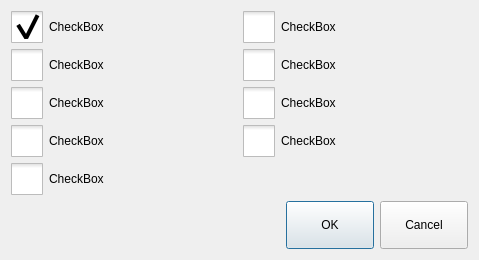
Qt form icprogrampage/icpointpproperty.ui (GaussCheng/2-5AxisPunch) before a commit.
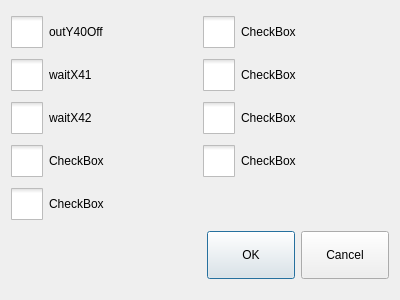
The same form after that commit. Icons and pictures are not drawn.

The edit to the form file:
```diff
--- a/icprogrampage/icpointpproperty.ui
+++ b/icprogrampage/icpointpproperty.ui
@@ -1,13 +1,13 @@
 <?xml version="1.0" encoding="UTF-8"?>
 <ui version="4.0">
  <class>ICPointpProperty</class>
- <widget class="QWidget" name="ICPointpProperty">
+ <widget class="QDialog" name="ICPointpProperty">
   <property name="geometry">
    <rect>
     <x>0</x>
     <y>0</y>
-    <width>479</width>
-    <height>258</height>
+    <width>400</width>
+    <height>300</height>
    </rect>
   </property>
   <property name="windowTitle">
@@ -42,10 +42,10 @@
    <item row="0" column="0">
     <widget class="QCheckBox" name="checkbox_1">
      <property name="text">
-      <string>CheckBox</string>
+      <string>outY40Off</string>
      </property>
      <property name="checked">
-      <bool>true</bool>
+      <bool>false</bool>
      </property>
     </widget>
    </item>
@@ -59,7 +59,7 @@
    <item row="1" column="0">
     <widget class="QCheckBox" name="checkbox_2">
      <property name="text">
-      <string>CheckBox</string>
+      <string>waitX41</string>
      </property>
      <property name="checked">
       <bool>false</bool>
@@ -76,7 +76,7 @@
    <item row="2" column="0">
     <widget class="QCheckBox" name="checkbox_3">
      <property name="text">
-      <string>CheckBox</string>
+      <string>waitX42</string>
      </property>
      <property name="checked">
       <bool>false</bool>
```
Left out of the diff: 82 changed lines with no effect on the pictures.
